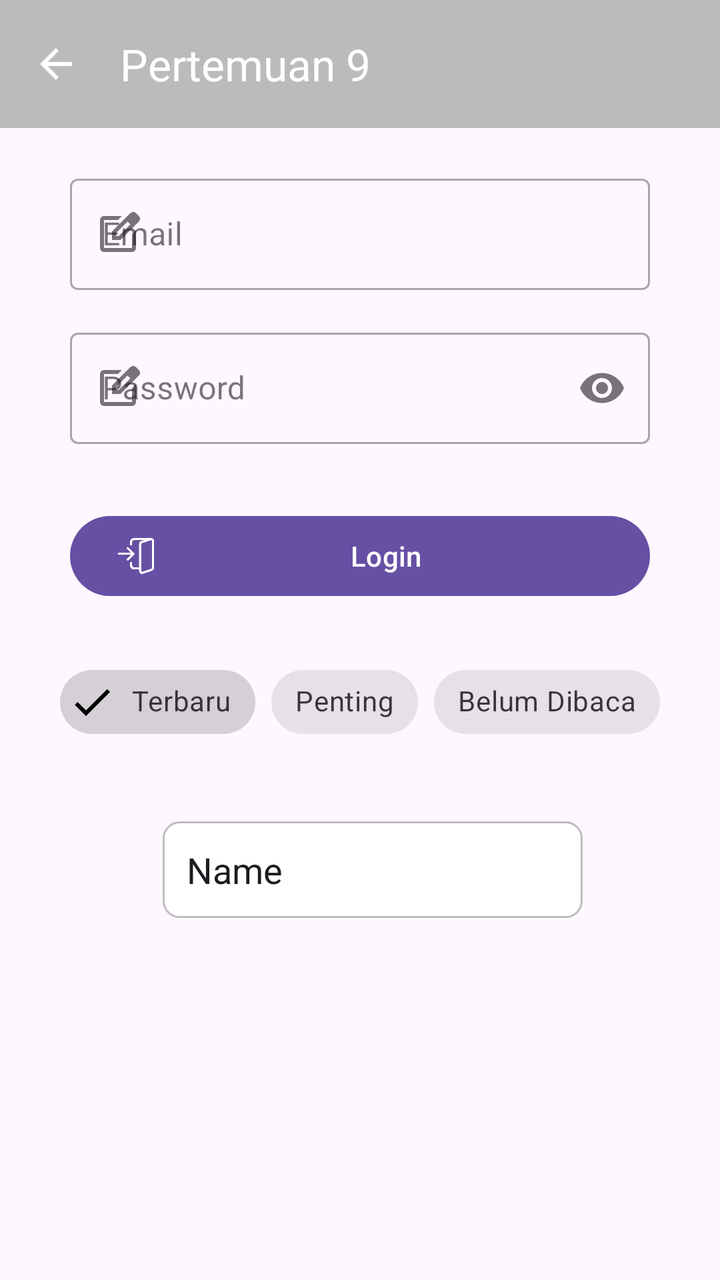
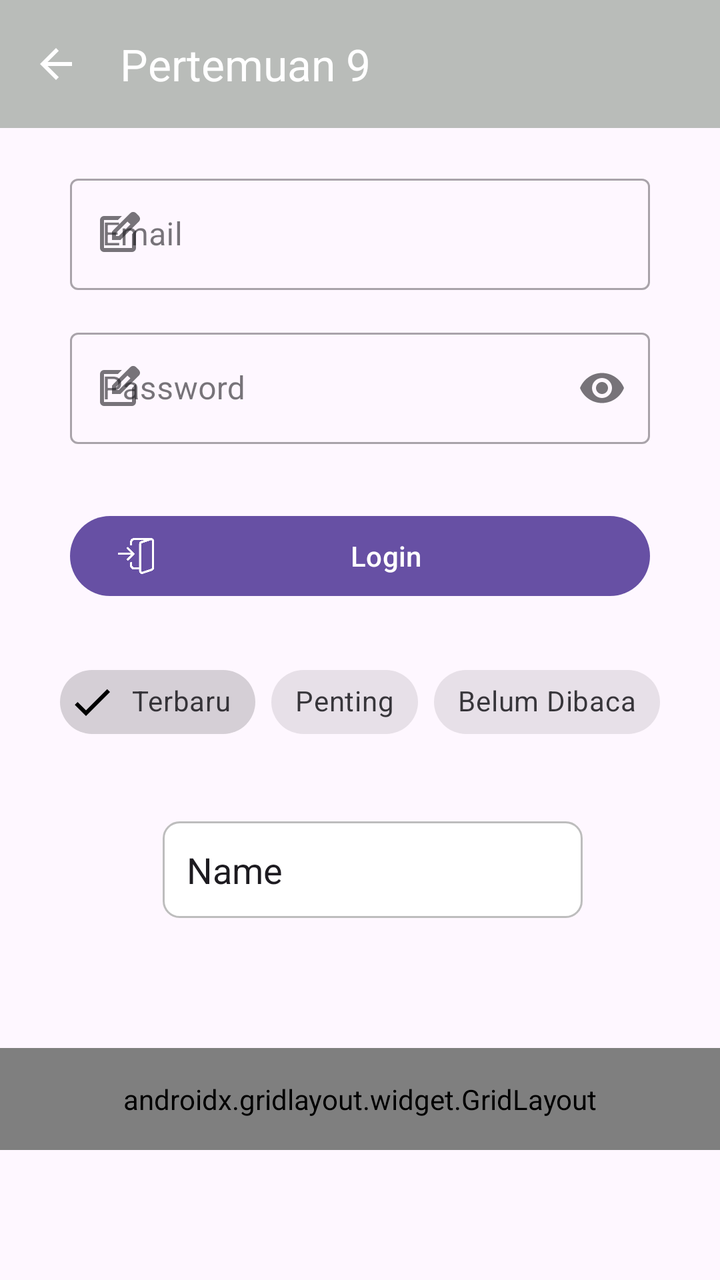

An Android layout rendered at two revisions. The XML below is the earlier revision; the diff shows what the commit changed to produce the second picture.
<!-- AndroidManifest.xml: application theme Theme.ArsyadApps -->
<!-- res/layout/activity_ninth.xml -->
<?xml version="1.0" encoding="utf-8"?>
<androidx.constraintlayout.widget.ConstraintLayout xmlns:android="http://schemas.android.com/apk/res/android"
    xmlns:app="http://schemas.android.com/apk/res-auto"
    xmlns:tools="http://schemas.android.com/tools"
    android:id="@+id/main"
    android:layout_width="match_parent"
    android:layout_height="match_parent"
    tools:context=".Home.pertemuan_9.NinthActivity">

    <com.google.android.material.appbar.MaterialToolbar
        android:id="@+id/toolbar"
        android:layout_width="match_parent"
        android:layout_height="?attr/actionBarSize"
        android:background="@color/tombol"
        app:layout_constraintEnd_toEndOf="parent"
        app:layout_constraintStart_toStartOf="parent"
        app:layout_constraintTop_toTopOf="parent"
        app:navigationIcon="?attr/homeAsUpIndicator"
        app:navigationIconTint="@color/white"
        app:title="Pertemuan 9"
        app:titleTextColor="@color/white" />

    <com.google.android.material.textfield.TextInputLayout
        android:id="@+id/emailInputLayout"
        style="@style/Widget.MaterialComponents.TextInputLayout.OutlinedBox"
        android:layout_width="match_parent"
        android:layout_height="wrap_content"
        android:layout_marginHorizontal="35dp"
        android:layout_marginTop="20dp"
        android:hint="Email"
        app:layout_constraintEnd_toEndOf="parent"
        app:layout_constraintStart_toStartOf="parent"
        app:layout_constraintTop_toBottomOf="@+id/toolbar"
        app:startIconDrawable="@drawable/ic_edit">

        <com.google.android.material.textfield.TextInputEditText
            android:id="@+id/etEmail"
            android:layout_width="match_parent"
            android:layout_height="wrap_content"
            android:inputType="textEmailAddress" />
    </com.google.android.material.textfield.TextInputLayout>

    <com.google.android.material.textfield.TextInputLayout
        android:id="@+id/passwordInputLayout"
        style="@style/Widget.MaterialComponents.TextInputLayout.OutlinedBox"
        android:layout_width="match_parent"
        android:layout_height="wrap_content"
        android:layout_marginHorizontal="35dp"
        android:layout_marginTop="16dp"
        android:hint="Password"
        app:endIconMode="password_toggle"
        app:layout_constraintEnd_toEndOf="parent"
        app:layout_constraintStart_toStartOf="parent"
        app:layout_constraintTop_toBottomOf="@+id/emailInputLayout"
        app:startIconDrawable="@drawable/ic_edit">

        <com.google.android.material.textfield.TextInputEditText
            android:id="@+id/etPassword"
            android:layout_width="match_parent"
            android:layout_height="wrap_content"
            android:inputType="textPassword" />
    </com.google.android.material.textfield.TextInputLayout>

    <com.google.android.material.button.MaterialButton
        android:id="@+id/btnLogin"
        android:layout_width="match_parent"
        android:layout_height="wrap_content"
        android:layout_marginHorizontal="35dp"
        android:layout_marginTop="32dp"
        android:text="Login"
        app:icon="@drawable/ic_login"
        app:layout_constraintEnd_toEndOf="parent"
        app:layout_constraintStart_toStartOf="parent"
        app:layout_constraintTop_toBottomOf="@+id/passwordInputLayout" />

    <com.google.android.material.chip.ChipGroup
        android:id="@+id/chipGroupFilter"
        android:layout_width="wrap_content"
        android:layout_height="wrap_content"
        android:layout_marginTop="25dp"
        app:layout_constraintEnd_toEndOf="parent"
        app:layout_constraintStart_toStartOf="parent"
        app:layout_constraintTop_toBottomOf="@+id/btnLogin"
        app:singleSelection="true">

        <com.google.android.material.chip.Chip
            android:id="@+id/chipTerbaru"
            style="@style/Widget.MaterialComponents.Chip.Filter"
            android:layout_width="wrap_content"
            android:layout_height="wrap_content"
            android:checked="true"
            android:text="Terbaru" />

        <com.google.android.material.chip.Chip
            android:id="@+id/chipPenting"
            style="@style/Widget.MaterialComponents.Chip.Filter"
            android:layout_width="wrap_content"
            android:layout_height="wrap_content"
            android:text="Penting" />

        <com.google.android.material.chip.Chip
            android:id="@+id/chipBelumDibaca"
            style="@style/Widget.MaterialComponents.Chip.Filter"
            android:layout_width="wrap_content"
            android:layout_height="wrap_content"
            android:text="Belum Dibaca" />

    </com.google.android.material.chip.ChipGroup>

    <EditText
        android:id="@+id/editTextText"
        android:layout_width="wrap_content"
        android:layout_height="wrap_content"
        android:ems="10"
        android:background="@drawable/edit_text_background"
        android:inputType="text"
        android:text="Name"
        app:layout_constraintBottom_toBottomOf="parent"
        app:layout_constraintEnd_toEndOf="parent"
        app:layout_constraintHorizontal_bias="0.542"
        app:layout_constraintStart_toStartOf="parent"
        app:layout_constraintTop_toBottomOf="@+id/chipGroupFilter"
        app:layout_constraintVertical_bias="0.164" />

</androidx.constraintlayout.widget.ConstraintLayout>
<!-- resources referenced by this layout -->
<resources>
  <color name="tombol">#51233E23</color>
  <color name="white">#FFFFFFFF</color>
  <!-- drawable edit_text_background (drawable) -->
  <?xml version="1.0" encoding="utf-8"?>
  <shape xmlns:android="http://schemas.android.com/apk/res/android"
      android:shape="rectangle">
  
      
      <solid android:color="#FFFFFF" />
  
      
      <stroke
          android:width="1dp"
          android:color="#BDBDBD" />
  
      
      <corners android:radius="8dp" />
  
      
      <padding
          android:left="12dp"
          android:top="12dp"
          android:right="12dp"
          android:bottom="12dp" />
  </shape>
  <!-- drawable ic_edit (drawable) -->
  <vector xmlns:android="http://schemas.android.com/apk/res/android" android:height="24dp" android:tint="#000000" android:viewportHeight="960" android:viewportWidth="960" android:width="24dp">
        
      <path android:fillColor="@android:color/white" android:pathData="M200,840Q167,840 143.5,816.5Q120,793 120,760L120,200Q120,167 143.5,143.5Q167,120 200,120L557,120L477,200L200,200Q200,200 200,200Q200,200 200,200L200,760Q200,760 200,760Q200,760 200,760L760,760Q760,760 760,760Q760,760 760,760L760,482L840,402L840,760Q840,793 816.5,816.5Q793,840 760,840L200,840ZM480,480Q480,480 480,480Q480,480 480,480L480,480Q480,480 480,480Q480,480 480,480L480,480L480,480L480,480L480,480L480,480L480,480Q480,480 480,480Q480,480 480,480ZM360,600L360,430L727,63Q739,51 754,45Q769,39 784,39Q800,39 814.5,45Q829,51 841,63L897,120Q908,132 914,146.5Q920,161 920,176Q920,191 914.5,205.5Q909,220 897,232L530,600L360,600ZM841,176L841,176L785,120L785,120L841,176ZM440,520L496,520L728,288L700,260L671,232L440,463L440,520ZM700,260L671,232L671,232L700,260L728,288L728,288L700,260Z"/>
      
  </vector>
  <!-- drawable ic_login: png bitmap (drawable, 8462 bytes) -->
  <style name="Theme.ArsyadApps" parent="Base.Theme.ArsyadApps" />
  <style name="Base.Theme.ArsyadApps" parent="Theme.Material3.DayNight.NoActionBar">
          
          
      </style>
</resources>

<!-- the commit's change to res/layout/activity_ninth.xml (unified diff, before → after) -->
@@ -122,4 +122,46 @@
         app:layout_constraintTop_toBottomOf="@+id/chipGroupFilter"
         app:layout_constraintVertical_bias="0.164" />
 
+    <androidx.gridlayout.widget.GridLayout
+        android:layout_width="match_parent"
+        android:layout_height="wrap_content"
+        android:padding="16dp"
+        app:columnCount="3"
+        app:layout_constraintBottom_toBottomOf="parent"
+        app:layout_constraintStart_toStartOf="parent"
+        app:layout_constraintTop_toBottomOf="@+id/editTextText"
+        app:useDefaultMargins="true">
+
+        <com.google.android.material.button.MaterialButton
+            android:text="Menu 1"
+            app:layout_columnWeight="1"
+            app:layout_gravity="fill_horizontal" />
+
+        <com.google.android.material.button.MaterialButton
+            android:text="Menu 2"
+            app:layout_columnWeight="1"
+            app:layout_gravity="fill_horizontal" />
+
+        <com.google.android.material.button.MaterialButton
+            android:text="Menu 3"
+            app:layout_columnWeight="1"
+            app:layout_gravity="fill_horizontal" />
+
+        <com.google.android.material.button.MaterialButton
+            android:text="Menu 4"
+            app:layout_columnWeight="1"
+            app:layout_gravity="fill_horizontal" />
+
+        <com.google.android.material.button.MaterialButton
+            android:text="Menu 5"
+            app:layout_columnWeight="1"
+            app:layout_gravity="fill_horizontal" />
+
+        <com.google.android.material.button.MaterialButton
+            android:text="Menu 6"
+            app:layout_columnWeight="1"
+            app:layout_gravity="fill_horizontal" />
+
+    </androidx.gridlayout.widget.GridLayout>
+
 </androidx.constraintlayout.widget.ConstraintLayout>
